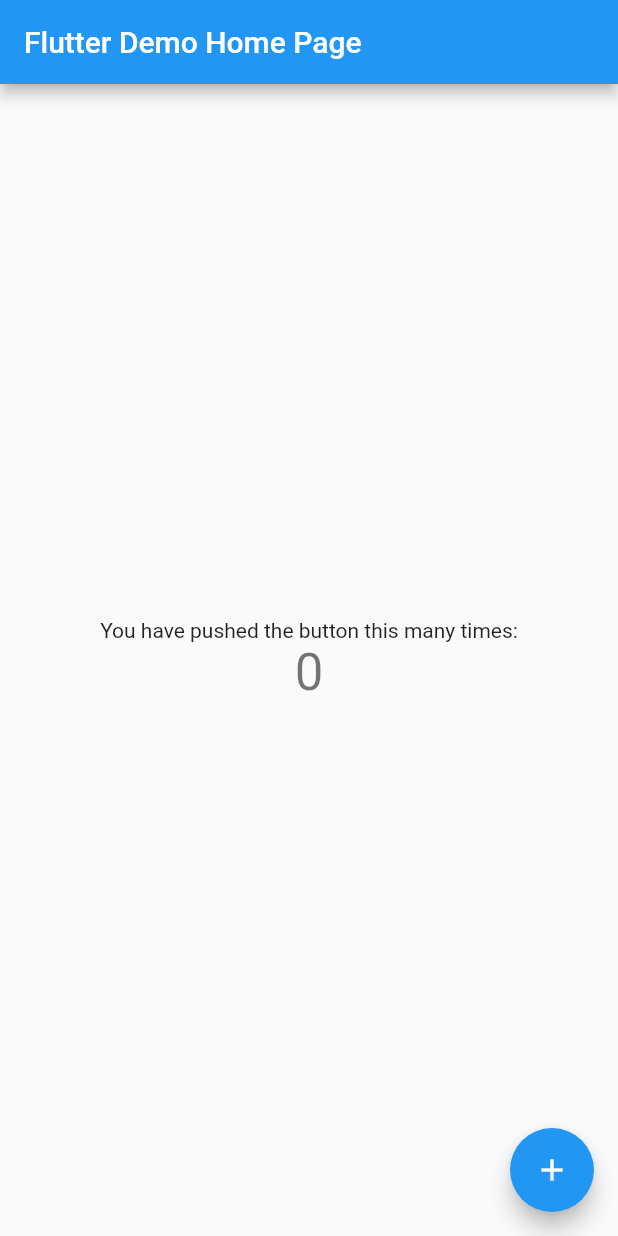
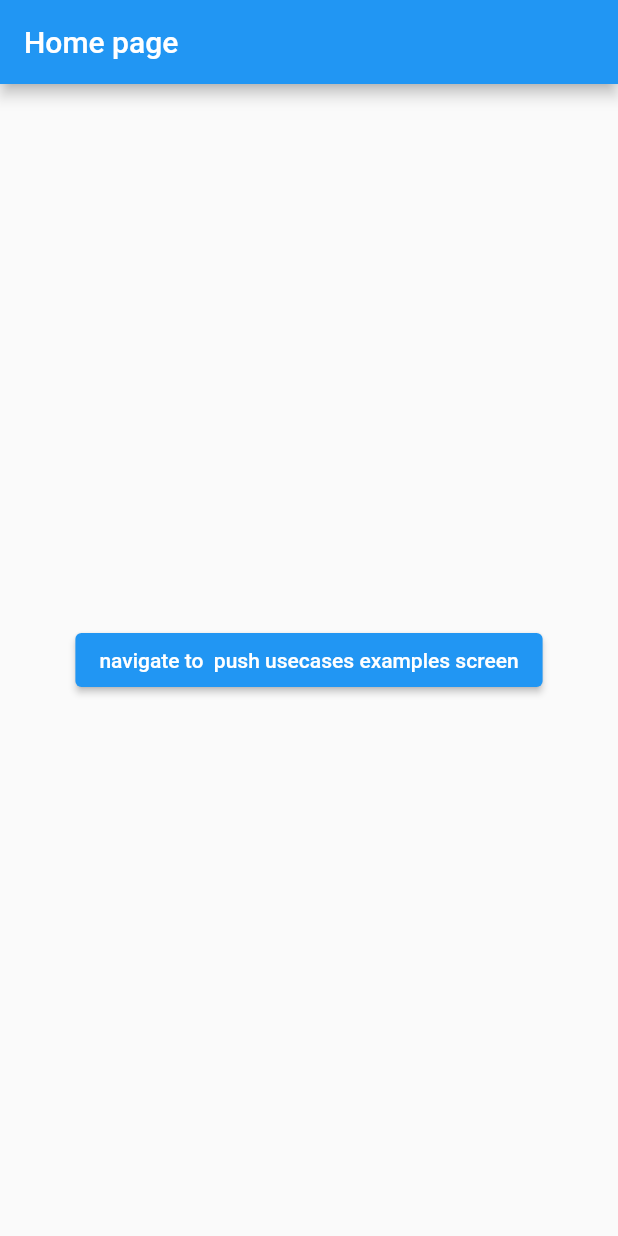
Before and after one commit to naco-src/go_router_example, a Flutter app: the screen it shows after launch, on a phone screen of 412 x 824 dp. Run offline on Flutter 3.47's test engine with Material 2 defaults, Android fonts, the phone set to English and light mode, and no system bars; our stand-ins replace go_router.

```diff
--- a/lib/main.dart
+++ b/lib/main.dart
@@ -1,4 +1,5 @@
 import 'package:flutter/material.dart';
+import 'package:go_router/go_router.dart';
 
 void main() {
   runApp(const MyApp());
@@ -7,109 +8,47 @@ void main() {
 class MyApp extends StatelessWidget {
   const MyApp({Key? key}) : super(key: key);
 
-  // This widget is the root of your application.
   @override
   Widget build(BuildContext context) {
-    return MaterialApp(
+    return MaterialApp.router(
+      routeInformationParser: _router.routeInformationParser,
+      routerDelegate: _router.routerDelegate,
       title: 'Flutter Demo',
-      theme: ThemeData(
-        // This is the theme of your application.
-        //
-        // Try running your application with "flutter run". You'll see the
-        // application has a blue toolbar. Then, without quitting the app, try
-        // changing the primarySwatch below to Colors.green and then invoke
-        // "hot reload" (press "r" in the console where you ran "flutter run",
-        // or simply save your changes to "hot reload" in a Flutter IDE).
-        // Notice that the counter didn't reset back to zero; the application
-        // is not restarted.
-        primarySwatch: Colors.blue,
-      ),
-      home: const MyHomePage(title: 'Flutter Demo Home Page'),
     );
   }
 }
 
-class MyHomePage extends StatefulWidget {
-  const MyHomePage({Key? key, required this.title}) : super(key: key);
-
-  // This widget is the home page of your application. It is stateful, meaning
-  // that it has a State object (defined below) that contains fields that affect
-  // how it looks.
-
-  // This class is the configuration for the state. It holds the values (in this
-  // case the title) provided by the parent (in this case the App widget) and
-  // used by the build method of the State. Fields in a Widget subclass are
-  // always marked "final".
-
-  final String title;
-
-  @override
-  State<MyHomePage> createState() => _MyHomePageState();
-}
-
-class _MyHomePageState extends State<MyHomePage> {
-  int _counter = 0;
-
-  void _incrementCounter() {
-    setState(() {
-      // This call to setState tells the Flutter framework that something has
-      // changed in this State, which causes it to rerun the build method below
-      // so that the display can reflect the updated values. If we changed
-      // _counter without calling setState(), then the build method would not be
-      // called again, and so nothing would appear to happen.
-      _counter++;
-    });
-  }
+class MyHomePage extends StatelessWidget {
+  const MyHomePage({
+    Key? key,
+  }) : super(key: key);
 
   @override
   Widget build(BuildContext context) {
-    // This method is rerun every time setState is called, for instance as done
-    // by the _incrementCounter method above.
-    //
-    // The Flutter framework has been optimized to make rerunning build methods
-    // fast, so that you can just rebuild anything that needs updating rather
-    // than having to individually change instances of widgets.
     return Scaffold(
       appBar: AppBar(
-        // Here we take the value from the MyHomePage object that was created by
-        // the App.build method, and use it to set our appbar title.
-        title: Text(widget.title),
+        title: Text("Home page"),
       ),
       body: Center(
-        // Center is a layout widget. It takes a single child and positions it
-        // in the middle of the parent.
-        child: Column(
-          // Column is also a layout widget. It takes a list of children and
-          // arranges them vertically. By default, it sizes itself to fit its
-          // children horizontally, and tries to be as tall as its parent.
-          //
-          // Invoke "debug painting" (press "p" in the console, choose the
-          // "Toggle Debug Paint" action from the Flutter Inspector in Android
-          // Studio, or the "Toggle Debug Paint" command in Visual Studio Code)
-          // to see the wireframe for each widget.
-          //
-          // Column has various properties to control how it sizes itself and
-          // how it positions its children. Here we use mainAxisAlignment to
-          // center the children vertically; the main axis here is the vertical
-          // axis because Columns are vertical (the cross axis would be
-          // horizontal).
-          mainAxisAlignment: MainAxisAlignment.center,
-          children: <Widget>[
-            const Text(
-              'You have pushed the button this many times:',
-            ),
-            Text(
-              '$_counter',
-              style: Theme.of(context).textTheme.headline4,
-            ),
-          ],
+        child: SingleChildScrollView(
+          child: Column(
+            mainAxisAlignment: MainAxisAlignment.center,
+            children: <Widget>[
+              ElevatedButton(onPressed: () {}, child: Text('navigate to  push usecases examples screen')),
+            ],
+          ),
         ),
       ),
-      floatingActionButton: FloatingActionButton(
-        onPressed: _incrementCounter,
-        tooltip: 'Increment',
-        child: const Icon(Icons.add),
-      ), // This trailing comma makes auto-formatting nicer for build methods.
     );
   }
 }
+
+final GoRouter _router = GoRouter(
+  routes: <GoRoute>[
+    GoRoute(
+      path: '/',
+      builder: (BuildContext context, GoRouterState state) =>
+          const MyHomePage(),
+    ),
+  ],
+);
--- a/pubspec.yaml
+++ b/pubspec.yaml
@@ -34,6 +34,7 @@ dependencies:
   # The following adds the Cupertino Icons font to your application.
   # Use with the CupertinoIcons class for iOS style icons.
   cupertino_icons: ^1.0.2
+  go_router: ^3.1.1
 
 dev_dependencies:
   flutter_test:
```
Also changed, not shown: pubspec.lock, 1 other file.
